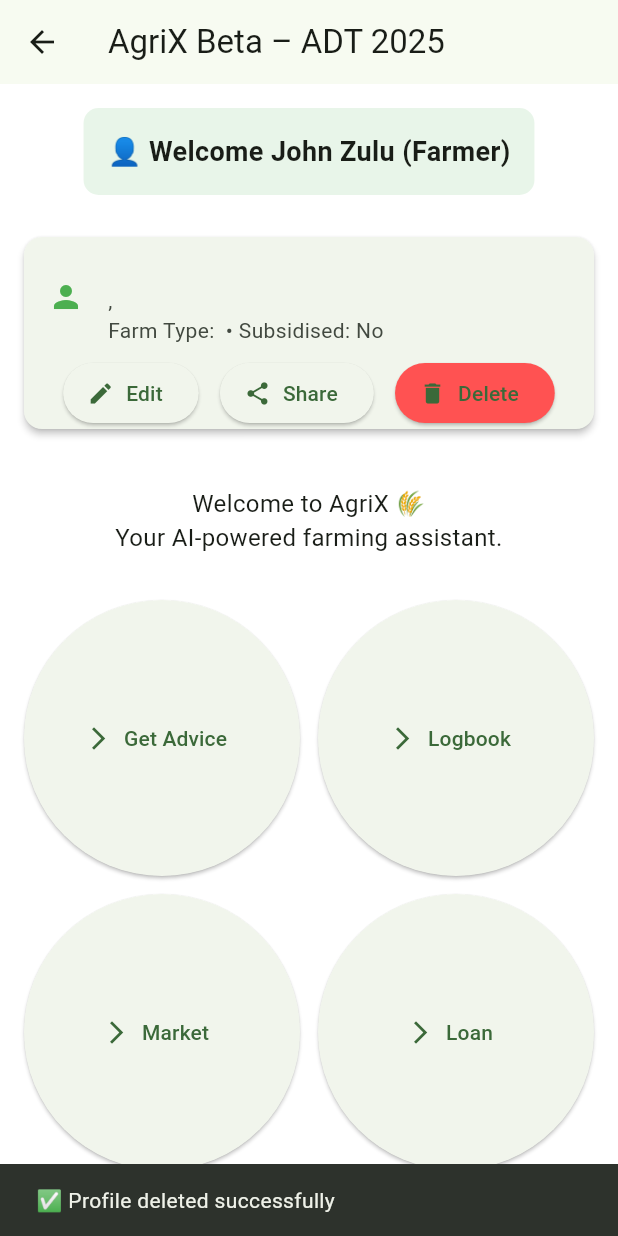
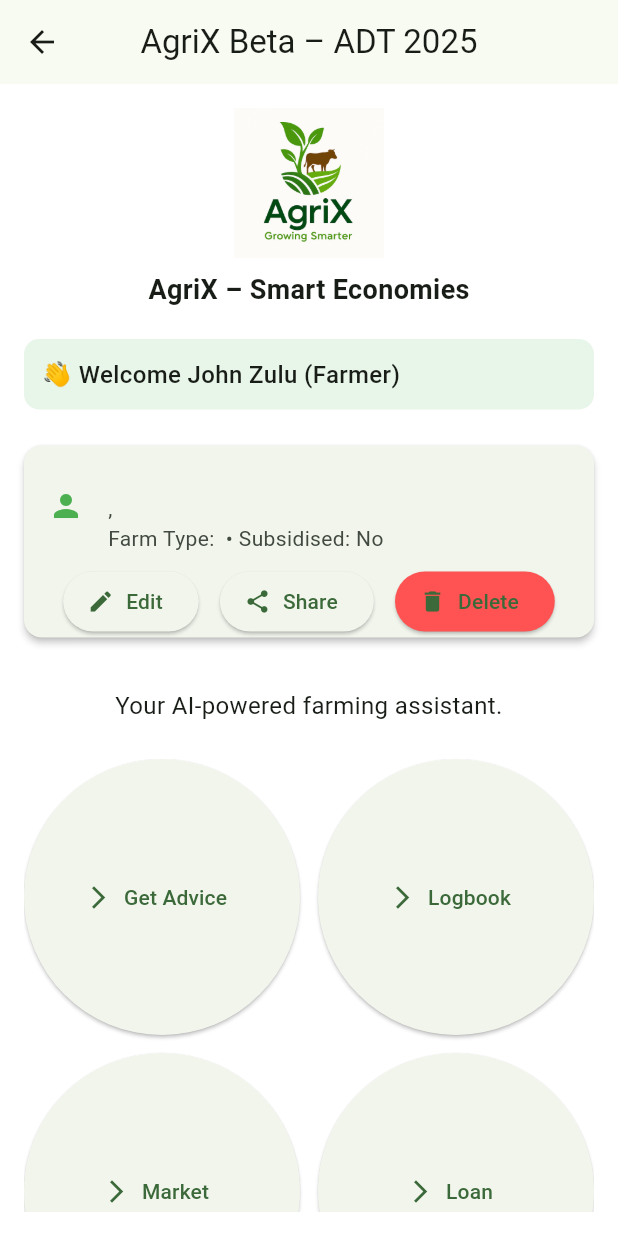
Before and after one commit to smwaingeni-ai/agrix_africa_adt2025, a Flutter app: the LandingPage screen opened directly with sample values from the repository, after a tap on "Delete", on a phone screen of 412 x 824 dp. Run offline on Flutter 3.47's test engine with Material 3 defaults, Android fonts, the phone set to English and light mode, and no system bars; our stand-ins replace file_picker, image_picker, qr_flutter, share_plus; accounts and stored records are empty; statements that could not run were skipped.

Commit message:
Update landing_page.dart

```diff
--- a/lib/screens/landing_page.dart
+++ b/lib/screens/landing_page.dart
@@ -36,9 +36,6 @@
     setState(() {
       _profile = null;
     });
-    ScaffoldMessenger.of(context).showSnackBar(
-      const SnackBar(content: Text('✅ Profile deleted successfully')),
-    );
   }
 
   void _shareProfile() {
@@ -66,25 +63,41 @@
     ];
 
     return Scaffold(
-      appBar: AppBar(title: const Text('AgriX Beta – ADT 2025')),
+      appBar: AppBar(
+        title: const Text('AgriX Beta – ADT 2025'),
+        centerTitle: true,
+      ),
       body: Padding(
         padding: const EdgeInsets.all(16),
         child: Column(
           children: [
-            // 🔸 Logged-in user info
+            // 🔸 Logo and Motto
+            Column(
+              children: [
+                Image.asset('assets/alogo.png', height: 100),
+                const SizedBox(height: 8),
+                const Text(
+                  'AgriX – Smart Economies',
+                  style: TextStyle(fontSize: 18, fontWeight: FontWeight.w600),
+                ),
+              ],
+            ),
+            const SizedBox(height: 20),
+
+            // 🔹 Welcome Banner
             Container(
-              padding: const EdgeInsets.all(16),
+              width: double.infinity,
+              padding: const EdgeInsets.all(12),
               decoration: BoxDecoration(
                 color: Colors.green.shade50,
                 borderRadius: BorderRadius.circular(10),
               ),
               child: Text(
-                '👤 Welcome ${widget.loggedInUser.name} (${widget.loggedInUser.role})',
-                style: const TextStyle(fontSize: 18, fontWeight: FontWeight.bold),
+                '👋 Welcome ${widget.loggedInUser.name} (${widget.loggedInUser.role})',
+                style: const TextStyle(fontSize: 16, fontWeight: FontWeight.w500),
               ),
             ),
-
-            const SizedBox(height: 20),
+            const SizedBox(height: 16),
 
             // 🔹 Profile Summary
             if (_profile != null) ...[
@@ -163,13 +176,14 @@
                 },
               ),
 
-            const SizedBox(height: 20),
+            const SizedBox(height: 16),
+
             const Text(
-              'Welcome to AgriX 🌾\nYour AI-powered farming assistant.',
+              'Your AI-powered farming assistant.',
               style: TextStyle(fontSize: 16),
               textAlign: TextAlign.center,
             ),
-            const SizedBox(height: 30),
+            const SizedBox(height: 24),
 
             Expanded(
               child: GridView.count(
```
